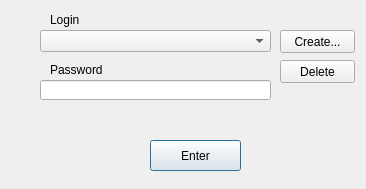
First picture: the form in dialogs/passworddialog.ui, repository AskePit/PassBook, before the edit.
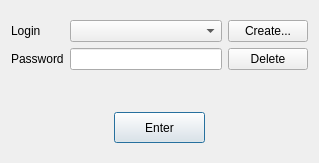
Second picture: the form after the edit.

```diff
--- a/dialogs/passworddialog.ui
+++ b/dialogs/passworddialog.ui
@@ -6,14 +6,14 @@
    <rect>
     <x>0</x>
     <y>0</y>
-    <width>366</width>
-    <height>189</height>
+    <width>319</width>
+    <height>163</height>
    </rect>
   </property>
   <property name="minimumSize">
    <size>
-    <width>366</width>
-    <height>189</height>
+    <width>0</width>
+    <height>0</height>
    </size>
   </property>
   <property name="maximumSize">
@@ -25,15 +25,19 @@
   <property name="windowTitle">
    <string>Pass Book</string>
   </property>
+  <layout class="QVBoxLayout" name="verticalLayout_2">
+   <property name="topMargin">
+    <number>0</number>
+   </property>
+   <property name="bottomMargin">
+    <number>0</number>
+   </property>
+   <item>
+    <layout class="QVBoxLayout" name="verticalLayout">
+     <item>
+      <layout class="QGridLayout" name="gridLayout">
+       <item row="1" column="1">
   <widget class="QLineEdit" name="passwordLine">
-   <property name="geometry">
-    <rect>
-     <x>40</x>
-     <y>80</y>
-     <width>231</width>
-     <height>20</height>
-    </rect>
-   </property>
    <property name="locale">
     <locale language="English" country="UnitedStates"/>
    </property>
@@ -44,34 +48,9 @@
     <enum>QLineEdit::Password</enum>
    </property>
   </widget>
-  <widget class="QPushButton" name="enterButton">
-   <property name="geometry">
-    <rect>
-     <x>150</x>
-     <y>140</y>
-     <width>91</width>
-     <height>31</height>
-    </rect>
-   </property>
-   <property name="text">
-    <string>Enter</string>
-   </property>
-   <property name="autoDefault">
-    <bool>false</bool>
-   </property>
-   <property name="default">
-    <bool>true</bool>
-   </property>
-  </widget>
+       </item>
+       <item row="1" column="0">
   <widget class="QLabel" name="passwordLabel">
-   <property name="geometry">
-    <rect>
-     <x>50</x>
-     <y>60</y>
-     <width>211</width>
-     <height>20</height>
-    </rect>
-   </property>
    <property name="text">
     <string>Password</string>
    </property>
@@ -79,15 +58,29 @@
     <set>Qt::AlignLeading|Qt::AlignLeft|Qt::AlignVCenter</set>
    </property>
   </widget>
+       </item>
+       <item row="1" column="2">
+        <widget class="QPushButton" name="deleteButton">
+         <property name="text">
+          <string>Delete</string>
+         </property>
+         <property name="autoDefault">
+          <bool>false</bool>
+         </property>
+         <property name="default">
+          <bool>false</bool>
+         </property>
+        </widget>
+       </item>
+       <item row="0" column="2">
+        <widget class="QPushButton" name="createButton">
+         <property name="text">
+          <string>Create...</string>
+         </property>
+        </widget>
+       </item>
+       <item row="0" column="0">
   <widget class="QLabel" name="loginLabel">
-   <property name="geometry">
-    <rect>
-     <x>50</x>
-     <y>10</y>
-     <width>211</width>
-     <height>20</height>
-    </rect>
-   </property>
    <property name="text">
     <string>Login</string>
    </property>
@@ -95,59 +88,23 @@
     <set>Qt::AlignLeading|Qt::AlignLeft|Qt::AlignVCenter</set>
    </property>
   </widget>
+       </item>
+       <item row="0" column="1">
   <widget class="QComboBox" name="loginBox">
-   <property name="geometry">
-    <rect>
-     <x>40</x>
-     <y>30</y>
-     <width>231</width>
-     <height>22</height>
-    </rect>
-   </property>
    <property name="editable">
     <bool>false</bool>
    </property>
   </widget>
-  <widget class="QPushButton" name="createButton">
-   <property name="geometry">
-    <rect>
-     <x>280</x>
-     <y>30</y>
-     <width>75</width>
-     <height>23</height>
-    </rect>
-   </property>
-   <property name="text">
-    <string>Create...</string>
-   </property>
-  </widget>
-  <widget class="QPushButton" name="deleteButton">
-   <property name="geometry">
-    <rect>
-     <x>280</x>
-     <y>60</y>
-     <width>75</width>
-     <height>23</height>
-    </rect>
-   </property>
-   <property name="text">
-    <string>Delete</string>
-   </property>
-   <property name="autoDefault">
-    <bool>false</bool>
-   </property>
-   <property name="default">
-    <bool>false</bool>
-   </property>
-  </widget>
+       </item>
+      </layout>
+     </item>
+     <item>
   <widget class="QLabel" name="msgLabel">
-   <property name="geometry">
-    <rect>
-     <x>40</x>
-     <y>110</y>
-     <width>311</width>
-     <height>20</height>
-    </rect>
+       <property name="maximumSize">
+        <size>
+         <width>16777215</width>
+         <height>30</height>
+        </size>
    </property>
    <property name="font">
     <font>
@@ -162,6 +119,35 @@
     <set>Qt::AlignCenter</set>
    </property>
   </widget>
+     </item>
+     <item alignment="Qt::AlignHCenter">
+      <widget class="QPushButton" name="enterButton">
+       <property name="minimumSize">
+        <size>
+         <width>91</width>
+         <height>31</height>
+        </size>
+       </property>
+       <property name="maximumSize">
+        <size>
+         <width>91</width>
+         <height>31</height>
+        </size>
+       </property>
+       <property name="text">
+        <string>Enter</string>
+       </property>
+       <property name="autoDefault">
+        <bool>false</bool>
+       </property>
+       <property name="default">
+        <bool>true</bool>
+       </property>
+      </widget>
+     </item>
+    </layout>
+   </item>
+  </layout>
  </widget>
  <resources/>
  <connections/>
```
Lines whose indentation alone changed are shown as unchanged.
